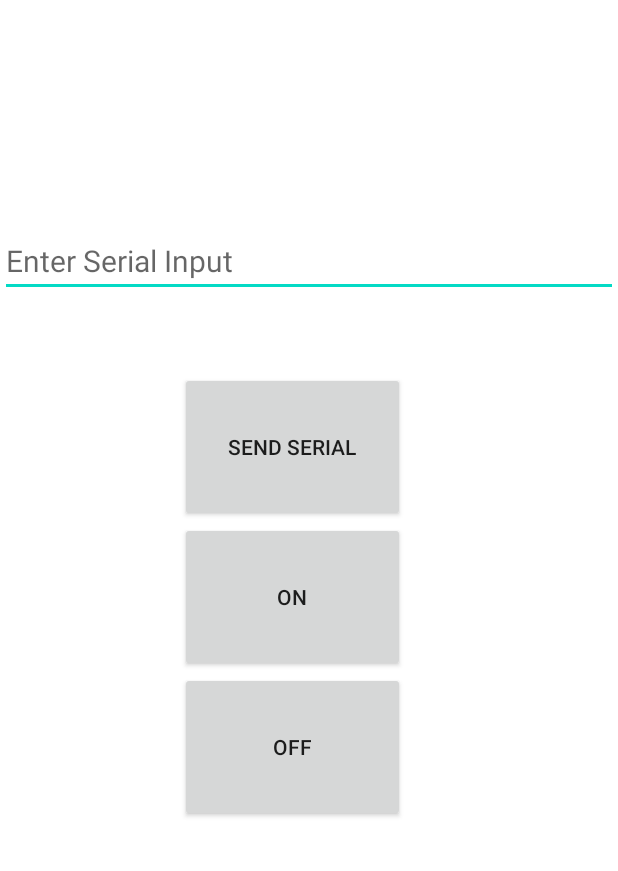
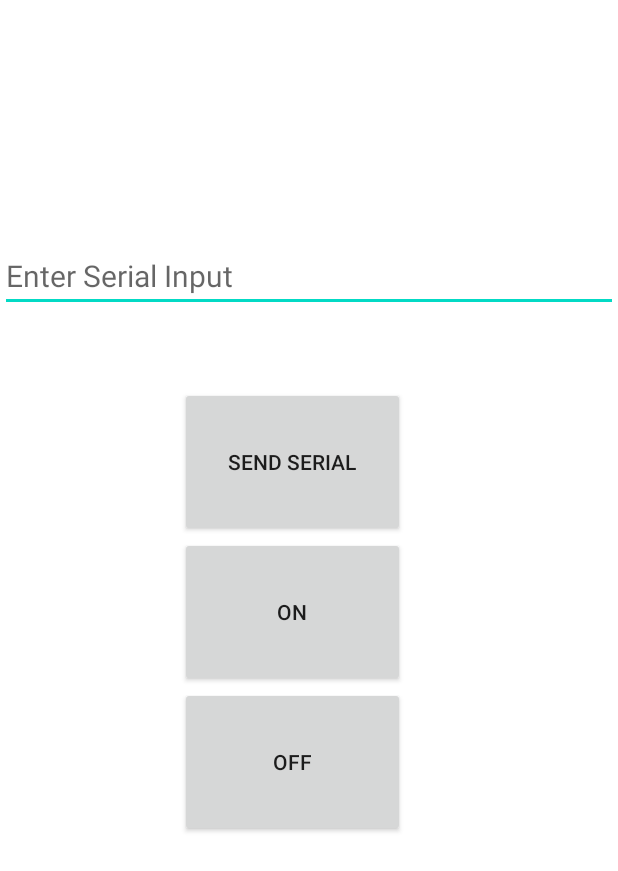
Before and after one commit to YousefRashad/BlueApp, an Android app: the screen it shows after launch (Controlling), after a tap on "CONNECT", on a phone screen of 412 x 824 dp. Shown: the top 871 px of the screen. Run offline under Robolectric (Android 15) with nearby library versions, the phone set to English and light mode, and no system bars; 5 statements that could not run were skipped.

Commit message:
Send Button. Error fix.

```diff
--- a/app/src/main/res/layout/activity_controlling.xml
+++ b/app/src/main/res/layout/activity_controlling.xml
@@ -10,7 +10,7 @@
         android:layout_width="match_parent"
         android:layout_height="wrap_content"
         android:hint="Enter Serial Input"
-        android:layout_marginTop="150dp"
+        android:layout_marginTop="160dp"
         android:textSize="20sp"
         />
     <Button
```
